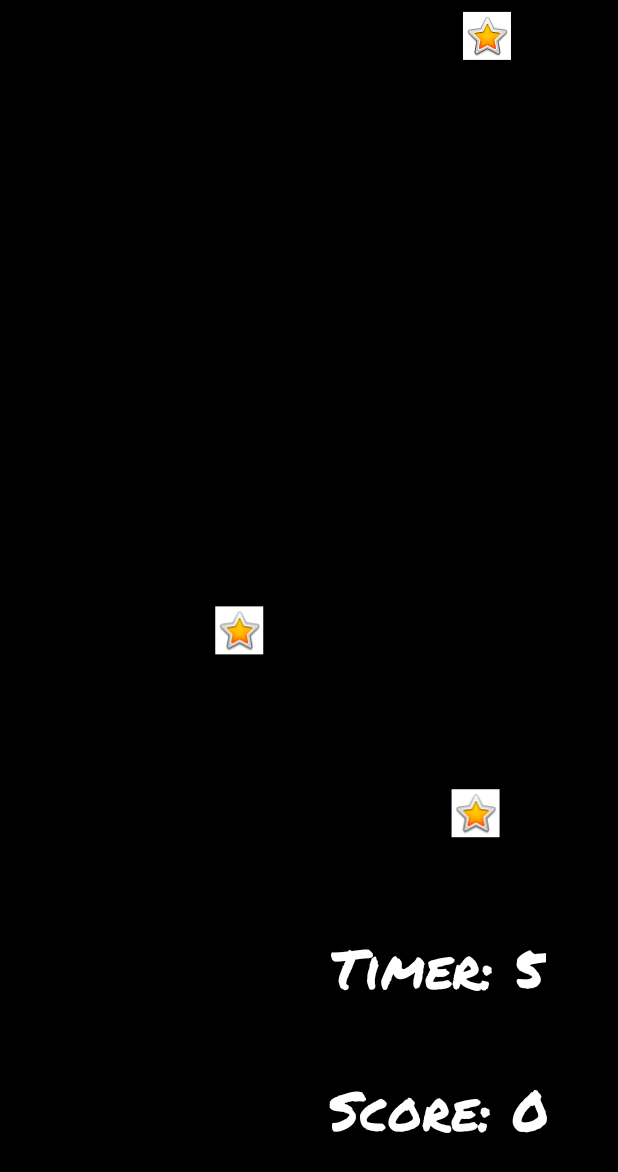
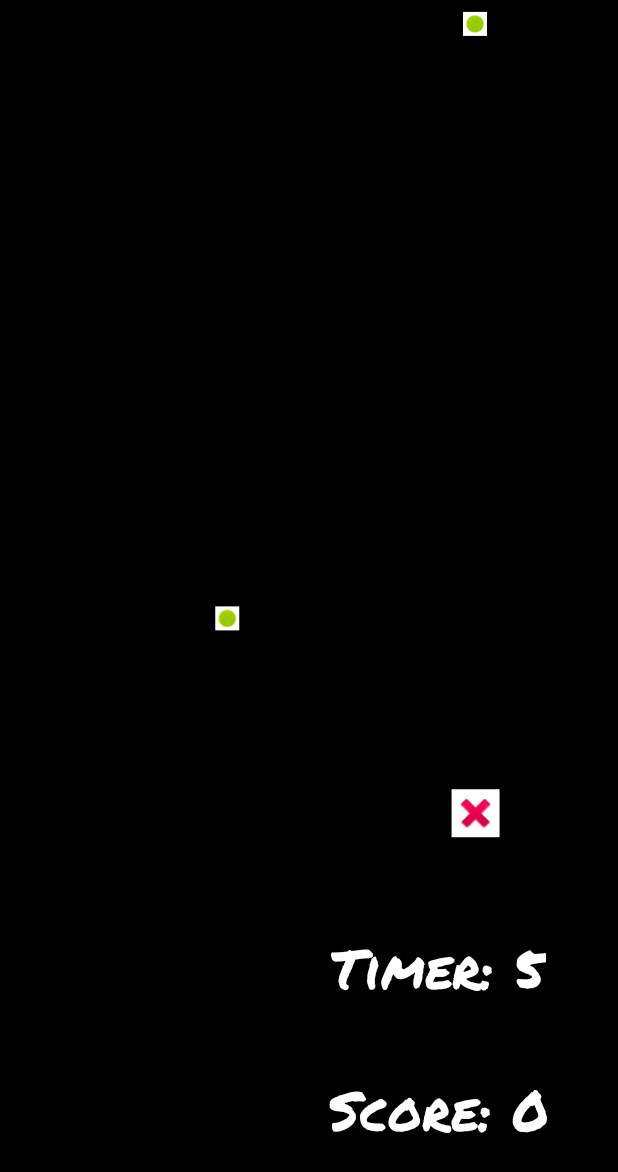
Before and after one commit to endlessrequiem/ClickThePic, an Android app: the GameActivity screen opened directly, with no data from a screen before it, on a phone screen of 412 x 824 dp. Shown: the top 1172 px of the screen. Run offline under Robolectric (Android 15) with nearby library versions, the phone set to English and light mode, and no system bars; Roboto replaces fonts that are not available here.

Commit message:
layout changes to game_activity.xml and end game adjustments to GameActivity.java

```diff
--- a/app/src/main/java/austinwhite/tech/clickthepic/GameActivity.java
+++ b/app/src/main/java/austinwhite/tech/clickthepic/GameActivity.java
@@ -25,6 +25,7 @@ public class GameActivity extends MainActivity {
     Button refreshDebug;
     TextView score;
     TextView timer;
+    TextView gameOver;
 
     protected void onCreate(Bundle savedInstanceState) {
         super.onCreate(savedInstanceState);
@@ -34,6 +35,8 @@ public class GameActivity extends MainActivity {
 
         score = findViewById(R.id.score);
         timer = findViewById(R.id.timer);
+        gameOver = findViewById(R.id.gameOver);
+        gameOver.setVisibility(View.GONE);
 
         final CountDownTimer countDown = new CountDownTimer(6000, 1000) {
 
@@ -43,7 +46,7 @@ public class GameActivity extends MainActivity {
             }
 
             public void onFinish() {
-                Toast.makeText(getApplicationContext(), "You Lose", Toast.LENGTH_SHORT).show();
+                gameOver.setVisibility(View.VISIBLE);
                 gameObject.setVisibility(View.GONE);
                 gameObject2.setVisibility(View.GONE);
                 gameObject3.setVisibility(View.GONE);
--- a/app/src/main/res/layout/game_activity.xml
+++ b/app/src/main/res/layout/game_activity.xml
@@ -33,8 +33,8 @@
         android:layout_x="0dp"
         android:layout_y="0dp"
         android:background="#FFFFFF"
-        app:srcCompat="@android:drawable/btn_star_big_on"
-        android:contentDescription="@string/button" />
+        android:contentDescription="@string/button"
+        android:src="@android:drawable/ic_delete" />
 
     <ImageButton
         android:id="@+id/gameObject2"
@@ -43,8 +43,8 @@
         android:layout_x="0dp"
         android:layout_y="0dp"
         android:background="#FFFFFF"
-        app:srcCompat="@android:drawable/btn_star_big_on"
-        android:contentDescription="@string/button" />
+        android:contentDescription="@string/button"
+        app:srcCompat="@android:drawable/presence_online" />
 
     <ImageButton
         android:id="@+id/gameObject3"
@@ -53,8 +53,8 @@
         android:layout_x="0dp"
         android:layout_y="0dp"
         android:background="#FFFFFF"
-        app:srcCompat="@android:drawable/btn_star_big_on"
-        android:contentDescription="@string/button"/>
+        android:contentDescription="@string/button"
+        app:srcCompat="@android:drawable/presence_online" />
 
     <TextView
         android:id="@+id/score"
@@ -91,4 +91,22 @@
         app:layout_constraintEnd_toEndOf="parent"
         app:layout_constraintStart_toStartOf="parent"
         app:layout_constraintTop_toTopOf="parent" />
+
+    <TextView
+        android:id="@+id/gameOver"
+        android:layout_width="wrap_content"
+        android:layout_height="wrap_content"
+        android:layout_marginStart="138dp"
+        android:layout_marginTop="253dp"
+        android:layout_marginEnd="138dp"
+        android:layout_marginBottom="49dp"
+        android:fontFamily="@font/permanent_marker"
+        android:text="@string/gameOver"
+        android:textAlignment="center"
+        android:textColor="#FFFFFF"
+        android:textSize="40sp"
+        app:layout_constraintBottom_toTopOf="@+id/refreshDebug"
+        app:layout_constraintEnd_toEndOf="parent"
+        app:layout_constraintStart_toStartOf="parent"
+        app:layout_constraintTop_toTopOf="parent" />
 </androidx.constraintlayout.widget.ConstraintLayout>
--- a/app/src/main/res/values/strings.xml
+++ b/app/src/main/res/values/strings.xml
@@ -1,9 +1,10 @@
 <resources>
     <string name="app_name">ClickThePic</string>
     <string name="start">Start</string>
-    <string name="refreshDebug">New Game</string>
+    <string name="refreshDebug">New Game?</string>
     <string name="defaultScore">Score: 0</string>
     <string name="defaultTimer">Time Left: 0</string>
+    <string name="gameOver">Game Over!</string>
     <string name="score">Score:</string>
     <string name="timer">Timer:</string>
     <string name="button">button</string>
```
